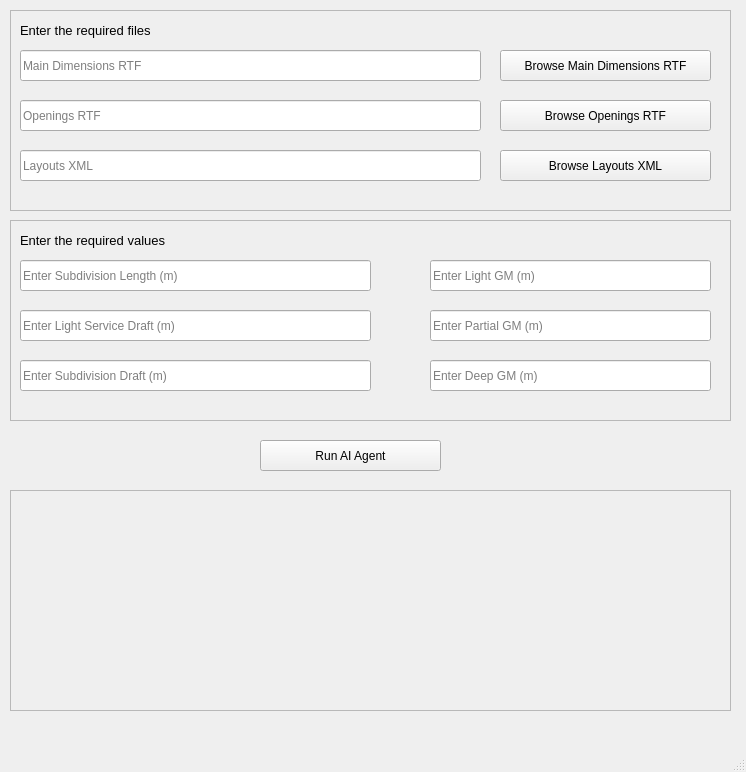
This is src/app/ui/agentMainWindow.ui in Conoship/pias as Qt 5 draws it before an edit. The edited form follows.
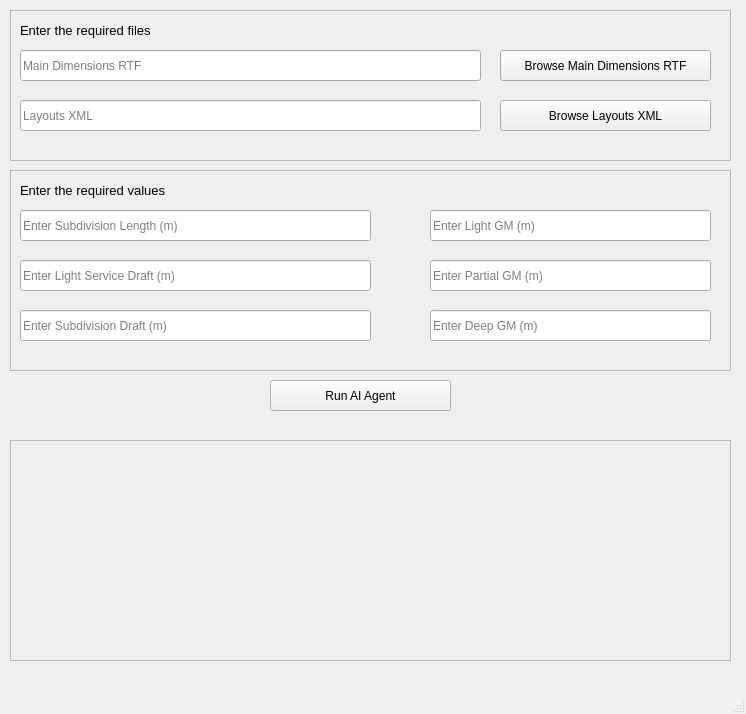
This is the edited form.

Commit message: Updated UI by removing the Openings completely

What changed in the file:
```diff
--- a/src/app/ui/agentMainWindow.ui
+++ b/src/app/ui/agentMainWindow.ui
@@ -7,7 +7,7 @@
     <x>0</x>
     <y>0</y>
     <width>746</width>
-    <height>772</height>
+    <height>714</height>
    </rect>
   </property>
   <property name="windowTitle">
@@ -17,8 +17,8 @@
    <widget class="QPushButton" name="runBtn">
     <property name="geometry">
      <rect>
-      <x>260</x>
-      <y>440</y>
+      <x>270</x>
+      <y>380</y>
       <width>181</width>
       <height>31</height>
      </rect>
@@ -33,7 +33,7 @@
       <x>10</x>
       <y>10</y>
       <width>721</width>
-      <height>201</height>
+      <height>151</height>
      </rect>
     </property>
     <property name="frameShape">
@@ -61,30 +61,11 @@
       <bool>false</bool>
      </property>
     </widget>
-    <widget class="QLineEdit" name="openingsLineEdit">
-     <property name="geometry">
-      <rect>
-       <x>10</x>
-       <y>90</y>
-       <width>461</width>
-       <height>31</height>
-      </rect>
-     </property>
-     <property name="readOnly">
-      <bool>true</bool>
-     </property>
-     <property name="placeholderText">
-      <string>Openings RTF</string>
-     </property>
-     <property name="clearButtonEnabled">
-      <bool>false</bool>
-     </property>
-    </widget>
     <widget class="QLineEdit" name="layoutsLineEdit">
      <property name="geometry">
       <rect>
        <x>10</x>
-       <y>140</y>
+       <y>90</y>
        <width>461</width>
        <height>31</height>
       </rect>
@@ -112,24 +93,11 @@
       <string>Browse Main Dimensions RTF</string>
      </property>
     </widget>
-    <widget class="QPushButton" name="openingsBtn">
-     <property name="geometry">
-      <rect>
-       <x>490</x>
-       <y>90</y>
-       <width>211</width>
-       <height>31</height>
-      </rect>
-     </property>
-     <property name="text">
-      <string>Browse Openings RTF</string>
-     </property>
-    </widget>
     <widget class="QPushButton" name="layoutsBtn">
      <property name="geometry">
       <rect>
        <x>490</x>
-       <y>140</y>
+       <y>90</y>
        <width>211</width>
        <height>31</height>
       </rect>
@@ -161,7 +129,7 @@
     <property name="geometry">
      <rect>
       <x>10</x>
-      <y>220</y>
+      <y>170</y>
       <width>721</width>
       <height>201</height>
      </rect>
@@ -309,7 +277,7 @@
     <property name="geometry">
      <rect>
       <x>10</x>
-      <y>490</y>
+      <y>440</y>
       <width>721</width>
       <height>221</height>
      </rect>
```
The commit also changes 4 other files.
